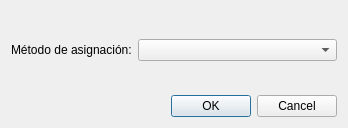
Above: core/ui/toolbars/assetmanage/assignation.ui from bgeo-gis/gw_assetmanage_plugin before the change. Below: the same form after it.
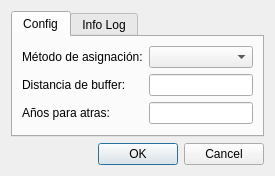
That is the form after the change.

Commit message: Add new fields to assignation UI

The edit to the form file:
```diff
--- a/core/ui/toolbars/assetmanage/assignation.ui
+++ b/core/ui/toolbars/assetmanage/assignation.ui
@@ -6,15 +6,15 @@
    <rect>
     <x>0</x>
     <y>0</y>
-    <width>348</width>
-    <height>128</height>
+    <width>275</width>
+    <height>170</height>
    </rect>
   </property>
   <property name="windowTitle">
    <string>Roturas - Asignación</string>
   </property>
   <layout class="QGridLayout" name="gridLayout">
-   <item row="3" column="1">
+   <item row="1" column="1">
     <widget class="QDialogButtonBox" name="buttonBox">
      <property name="orientation">
       <enum>Qt::Horizontal</enum>
@@ -24,31 +24,51 @@
      </property>
     </widget>
    </item>
-   <item row="2" column="1">
-    <spacer name="verticalSpacer">
-     <property name="orientation">
-      <enum>Qt::Vertical</enum>
+   <item row="0" column="0" colspan="2">
+    <widget class="QTabWidget" name="mainTab">
+     <property name="currentIndex">
+      <number>0</number>
      </property>
-     <property name="sizeHint" stdset="0">
-      <size>
-       <width>20</width>
-       <height>40</height>
-      </size>
-     </property>
-    </spacer>
-   </item>
-   <item row="1" column="0">
+     <widget class="QWidget" name="tab_config">
+      <property name="whatsThis">
+       <string/>
+      </property>
+      <attribute name="title">
+       <string>Config</string>
+      </attribute>
+      <layout class="QGridLayout" name="gridLayout_2">
+       <item row="0" column="0">
     <widget class="QLabel" name="lbl_method">
      <property name="text">
       <string>Método de asignación:</string>
      </property>
     </widget>
    </item>
+       <item row="2" column="1">
+        <widget class="QLineEdit" name="txt_years"/>
+       </item>
    <item row="1" column="1">
-    <widget class="QComboBox" name="cmb_method"/>
+        <widget class="QLineEdit" name="txt_buffer"/>
+       </item>
+       <item row="2" column="0">
+        <widget class="QLabel" name="lbl_years">
+         <property name="text">
+          <string>Años para atras:</string>
+         </property>
+        </widget>
+       </item>
+       <item row="1" column="0">
+        <widget class="QLabel" name="lbl_buffer">
+         <property name="text">
+          <string>Distancia de buffer:</string>
+         </property>
+        </widget>
    </item>
    <item row="0" column="1">
-    <spacer name="verticalSpacer_2">
+        <widget class="QComboBox" name="cmb_method"/>
+       </item>
+       <item row="3" column="0">
+        <spacer name="verticalSpacer">
      <property name="orientation">
       <enum>Qt::Vertical</enum>
      </property>
@@ -59,6 +79,20 @@
       </size>
      </property>
     </spacer>
+       </item>
+      </layout>
+     </widget>
+     <widget class="QWidget" name="tab_infolog">
+      <attribute name="title">
+       <string>Info Log</string>
+      </attribute>
+      <layout class="QGridLayout" name="gridLayout_3">
+       <item row="0" column="0">
+        <widget class="QTextEdit" name="txt_infolog"/>
+       </item>
+      </layout>
+     </widget>
+    </widget>
    </item>
   </layout>
  </widget>
```
Left out of the diff: 2 changed lines with no effect on the pictures. Lines whose indentation alone changed are shown as unchanged. The commit also changes 1 other file.
